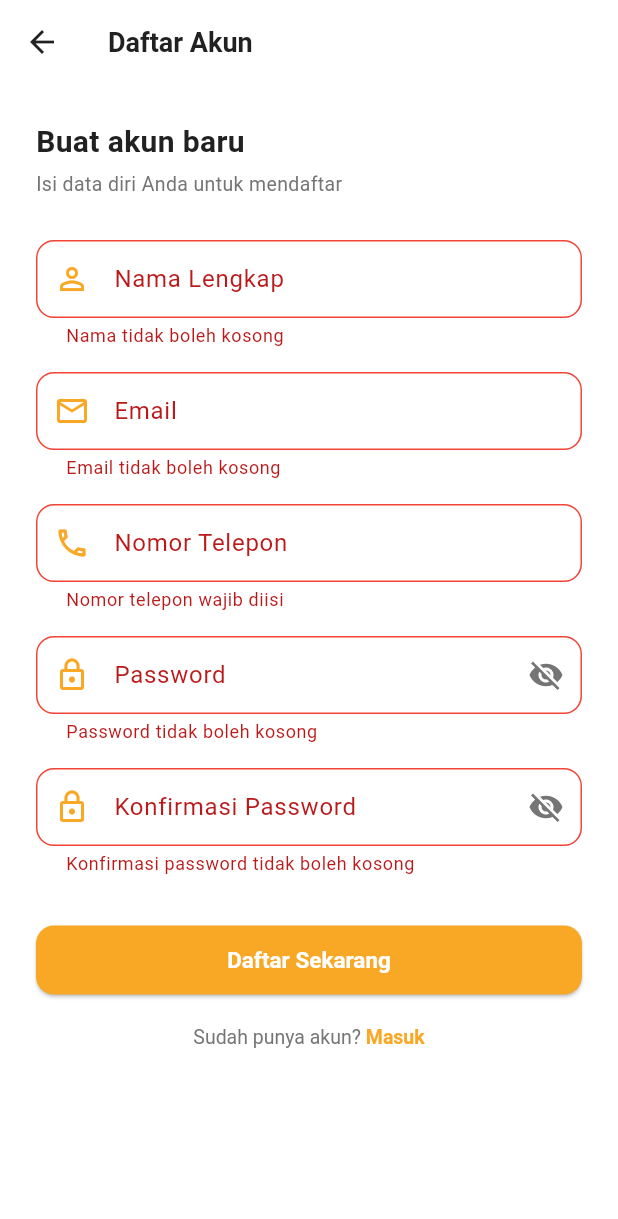
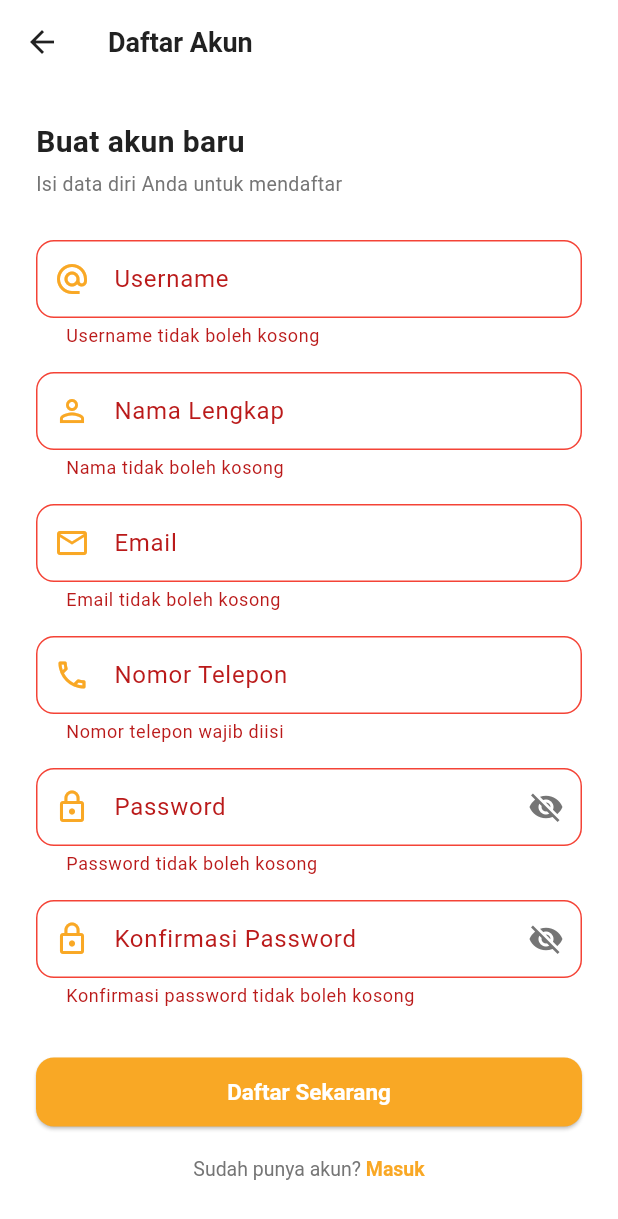
Before and after one commit to sriatin0998/mobile-project-siremo, a Flutter app: the RegisterPage screen opened by its route, after a tap on "Daftar Sekarang", on a phone screen of 412 x 824 dp. Shown: the top 1219 px of the screen. Run offline on Flutter 3.47's test engine with Material 3 defaults, Android fonts, the phone set to English and light mode, and no system bars; our stand-ins replace cloud_firestore, dio, file_picker, firebase_auth, firebase_core, flutter_secure_storage and 5 more; accounts and stored records are empty; Roboto replaces fonts that are missing (Poppins).

Commit message:
mengambil restapi 1

```diff
--- a/lib/presentation/pages/auth/register_page.dart
+++ b/lib/presentation/pages/auth/register_page.dart
@@ -12,13 +12,16 @@ class RegisterPage extends StatefulWidget {
 }
 
 class _RegisterPageState extends State<RegisterPage> {
-  final AuthController _authController = Get.find<AuthController>();
+  final AuthController _authController = Get.isRegistered<AuthController>()
+      ? Get.find<AuthController>()
+      : Get.put(AuthController());
   final _formKey = GlobalKey<FormState>();
   final _nameController = TextEditingController();
   final _emailController = TextEditingController();
   final _passwordController = TextEditingController();
   final _confirmPasswordController = TextEditingController();
   final _phoneController = TextEditingController();
+  final _usernameController = TextEditingController();
 
   bool _obscurePassword = true;
   bool _obscureConfirm = true;
@@ -27,6 +30,7 @@ class _RegisterPageState extends State<RegisterPage> {
   void dispose() {
     _nameController.dispose();
     _emailController.dispose();
+    _usernameController.dispose();
     _passwordController.dispose();
     _confirmPasswordController.dispose();
     _phoneController.dispose();
@@ -62,6 +66,23 @@ class _RegisterPageState extends State<RegisterPage> {
               Text('Isi data diri Anda untuk mendaftar', style: AppTheme.body2),
               const SizedBox(height: 28),
 
+              // Username
+          TextFormField(
+            controller: _usernameController, // Pastikan Anda sudah mendeklarasikan _usernameController
+            decoration: const InputDecoration(
+              labelText: 'Username',
+              prefixIcon: Icon(Icons.alternate_email, color: AppTheme.primary),
+              hintText: 'Masukkan username unik',
+            ),
+            validator: (v) {
+              if (v == null || v.isEmpty) return 'Username tidak boleh kosong';
+              if (v.length < 4) return 'Username minimal 4 karakter';
+              if (v.contains(' ')) return 'Username tidak boleh mengandung spasi';
+              return null;
+            },
+          ),
+
+          const SizedBox(height: 16),
               // Name
               TextFormField(
                 controller: _nameController,
@@ -191,6 +212,7 @@ class _RegisterPageState extends State<RegisterPage> {
                                   _emailController.text.trim(),
                                   _passwordController.text,
                                   _phoneController.text.trim(),
+                                  _usernameController.text.trim(),
                                 );
                               }
                             },
```
Also changed, not shown: lib/presentation/controllers/auth_controller.dart (+19 -6 lines).
